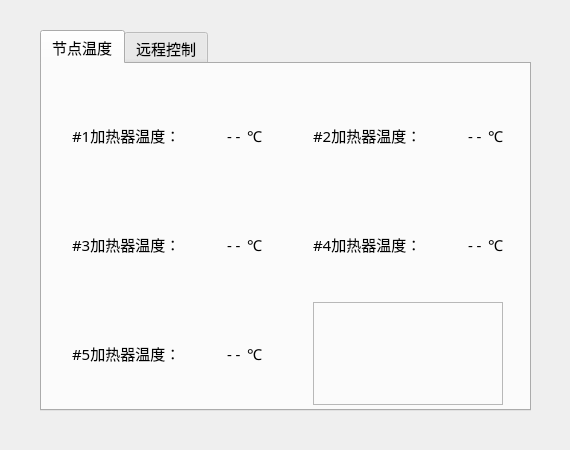
This is cheaterrealtimedata.ui in samier958/heaterClient as Qt 5 draws it before an edit. The edited form follows.
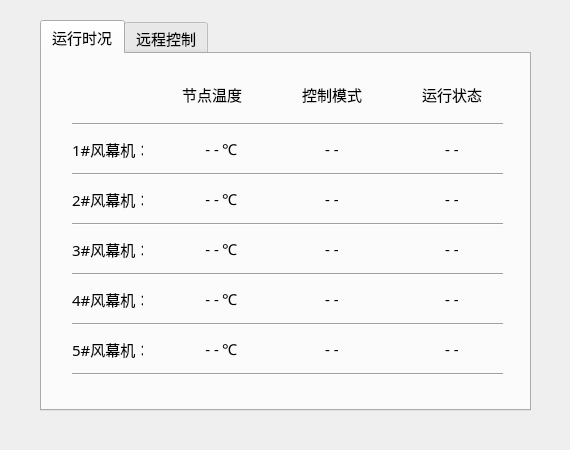
This is the edited form.

Commit message: Fix some bugs and modify form layout.

What changed in the file:
```diff
--- a/cheaterrealtimedata.ui
+++ b/cheaterrealtimedata.ui
@@ -17,9 +17,9 @@
    <property name="geometry">
     <rect>
      <x>40</x>
-     <y>30</y>
+     <y>20</y>
      <width>491</width>
-     <height>381</height>
+     <height>391</height>
     </rect>
    </property>
    <property name="font">
@@ -33,244 +33,503 @@
    </property>
    <widget class="QWidget" name="tab">
     <attribute name="title">
-     <string>节点温度</string>
+     <string>运行时况</string>
     </attribute>
-    <widget class="QWidget" name="layoutWidget">
+    <widget class="Line" name="line_5">
      <property name="geometry">
       <rect>
        <x>30</x>
-       <y>20</y>
+       <y>110</y>
        <width>431</width>
-       <height>321</height>
+       <height>20</height>
       </rect>
      </property>
-     <layout class="QHBoxLayout" name="horizontalLayout_7">
-      <item>
-       <layout class="QVBoxLayout" name="verticalLayout">
-        <item>
-         <layout class="QHBoxLayout" name="horizontalLayout">
-          <item>
-           <widget class="QLabel" name="label">
+     <property name="orientation">
+      <enum>Qt::Horizontal</enum>
+     </property>
+    </widget>
+    <widget class="Line" name="line_6">
+     <property name="geometry">
+      <rect>
+       <x>30</x>
+       <y>60</y>
+       <width>431</width>
+       <height>20</height>
+      </rect>
+     </property>
+     <property name="orientation">
+      <enum>Qt::Horizontal</enum>
+     </property>
+    </widget>
+    <widget class="QLabel" name="label_17">
+     <property name="geometry">
+      <rect>
+       <x>130</x>
+       <y>30</y>
+       <width>80</width>
+       <height>20</height>
+      </rect>
+     </property>
             <property name="text">
-             <string>#1加热器温度：</string>
-            </property>
-           </widget>
-          </item>
-          <item>
-           <spacer name="horizontalSpacer">
+      <string>节点温度</string>
+     </property>
+     <property name="alignment">
+      <set>Qt::AlignCenter</set>
+     </property>
+    </widget>
+    <widget class="QLabel" name="label_19">
+     <property name="geometry">
+      <rect>
+       <x>30</x>
+       <y>85</y>
+       <width>71</width>
+       <height>20</height>
+      </rect>
+     </property>
+     <property name="text">
+      <string>1#风幕机：</string>
+     </property>
+    </widget>
+    <widget class="QLabel" name="label_21">
+     <property name="geometry">
+      <rect>
+       <x>250</x>
+       <y>30</y>
+       <width>80</width>
+       <height>20</height>
+      </rect>
+     </property>
+     <property name="text">
+      <string>控制模式</string>
+     </property>
+     <property name="alignment">
+      <set>Qt::AlignCenter</set>
+     </property>
+    </widget>
+    <widget class="QLabel" name="label_23">
+     <property name="geometry">
+      <rect>
+       <x>370</x>
+       <y>30</y>
+       <width>80</width>
+       <height>20</height>
+      </rect>
+     </property>
+     <property name="text">
+      <string>运行状态</string>
+     </property>
+     <property name="alignment">
+      <set>Qt::AlignCenter</set>
+     </property>
+    </widget>
+    <widget class="Line" name="line_7">
+     <property name="geometry">
+      <rect>
+       <x>30</x>
+       <y>160</y>
+       <width>431</width>
+       <height>20</height>
+      </rect>
+     </property>
             <property name="orientation">
              <enum>Qt::Horizontal</enum>
             </property>
-            <property name="sizeHint" stdset="0">
-             <size>
-              <width>40</width>
+    </widget>
+    <widget class="Line" name="line_8">
+     <property name="geometry">
+      <rect>
+       <x>30</x>
+       <y>210</y>
+       <width>431</width>
               <height>20</height>
-             </size>
-            </property>
-           </spacer>
-          </item>
-          <item>
+      </rect>
+     </property>
+     <property name="orientation">
+      <enum>Qt::Horizontal</enum>
+     </property>
+    </widget>
+    <widget class="Line" name="line_9">
+     <property name="geometry">
+      <rect>
+       <x>30</x>
+       <y>260</y>
+       <width>431</width>
+       <height>20</height>
+      </rect>
+     </property>
+     <property name="orientation">
+      <enum>Qt::Horizontal</enum>
+     </property>
+    </widget>
+    <widget class="Line" name="line_10">
+     <property name="geometry">
+      <rect>
+       <x>30</x>
+       <y>310</y>
+       <width>431</width>
+       <height>20</height>
+      </rect>
+     </property>
+     <property name="orientation">
+      <enum>Qt::Horizontal</enum>
+     </property>
+    </widget>
+    <widget class="QLabel" name="label_25">
+     <property name="geometry">
+      <rect>
+       <x>30</x>
+       <y>285</y>
+       <width>71</width>
+       <height>20</height>
+      </rect>
+     </property>
+     <property name="text">
+      <string>5#风幕机：</string>
+     </property>
+    </widget>
+    <widget class="QLabel" name="label_27">
+     <property name="geometry">
+      <rect>
+       <x>30</x>
+       <y>235</y>
+       <width>71</width>
+       <height>20</height>
+      </rect>
+     </property>
+     <property name="text">
+      <string>4#风幕机：</string>
+     </property>
+    </widget>
+    <widget class="QLabel" name="label_29">
+     <property name="geometry">
+      <rect>
+       <x>30</x>
+       <y>185</y>
+       <width>71</width>
+       <height>20</height>
+      </rect>
+     </property>
+     <property name="text">
+      <string>3#风幕机：</string>
+     </property>
+    </widget>
+    <widget class="QLabel" name="label_31">
+     <property name="geometry">
+      <rect>
+       <x>30</x>
+       <y>135</y>
+       <width>71</width>
+       <height>20</height>
+      </rect>
+     </property>
+     <property name="text">
+      <string>2#风幕机：</string>
+     </property>
+    </widget>
            <widget class="QLabel" name="heaterTemp_1">
+     <property name="geometry">
+      <rect>
+       <x>145</x>
+       <y>85</y>
+       <width>32</width>
+       <height>20</height>
+      </rect>
+     </property>
             <property name="text">
              <string>- -</string>
             </property>
-           </widget>
-          </item>
-          <item>
+     <property name="alignment">
+      <set>Qt::AlignRight|Qt::AlignTrailing|Qt::AlignVCenter</set>
+     </property>
+    </widget>
            <widget class="QLabel" name="label_12">
+     <property name="geometry">
+      <rect>
+       <x>180</x>
+       <y>85</y>
+       <width>20</width>
+       <height>20</height>
+      </rect>
+     </property>
             <property name="text">
              <string>℃</string>
             </property>
            </widget>
-          </item>
-         </layout>
-        </item>
-        <item>
-         <layout class="QHBoxLayout" name="horizontalLayout_2">
-          <item>
-           <widget class="QLabel" name="label_3">
+    <widget class="QLabel" name="label_15">
+     <property name="geometry">
+      <rect>
+       <x>180</x>
+       <y>135</y>
+       <width>20</width>
+       <height>20</height>
+      </rect>
+     </property>
             <property name="text">
-             <string>#3加热器温度：</string>
-            </property>
-           </widget>
-          </item>
-          <item>
-           <spacer name="horizontalSpacer_2">
-            <property name="orientation">
-             <enum>Qt::Horizontal</enum>
-            </property>
-            <property name="sizeHint" stdset="0">
-             <size>
+      <string>℃</string>
+     </property>
+    </widget>
+    <widget class="QLabel" name="heaterTemp_2">
+     <property name="geometry">
+      <rect>
+       <x>145</x>
+       <y>135</y>
+       <width>32</width>
+       <height>20</height>
+      </rect>
+     </property>
+     <property name="text">
+      <string>- -</string>
+     </property>
+     <property name="alignment">
+      <set>Qt::AlignRight|Qt::AlignTrailing|Qt::AlignVCenter</set>
+     </property>
+    </widget>
+    <widget class="QLabel" name="controlMode_1">
+     <property name="geometry">
+      <rect>
+       <x>270</x>
+       <y>85</y>
               <width>40</width>
               <height>20</height>
-             </size>
-            </property>
-           </spacer>
-          </item>
-          <item>
-           <widget class="QLabel" name="heaterTemp_3">
+      </rect>
+     </property>
             <property name="text">
              <string>- -</string>
             </property>
-           </widget>
-          </item>
-          <item>
+     <property name="alignment">
+      <set>Qt::AlignCenter</set>
+     </property>
+    </widget>
+    <widget class="QLabel" name="runningStatus_1">
+     <property name="geometry">
+      <rect>
+       <x>390</x>
+       <y>85</y>
+       <width>40</width>
+       <height>20</height>
+      </rect>
+     </property>
+     <property name="text">
+      <string>- -</string>
+     </property>
+     <property name="alignment">
+      <set>Qt::AlignCenter</set>
+     </property>
+    </widget>
            <widget class="QLabel" name="label_13">
+     <property name="geometry">
+      <rect>
+       <x>180</x>
+       <y>185</y>
+       <width>20</width>
+       <height>20</height>
+      </rect>
+     </property>
             <property name="text">
              <string>℃</string>
             </property>
            </widget>
-          </item>
-         </layout>
-        </item>
-        <item>
-         <layout class="QHBoxLayout" name="horizontalLayout_3">
-          <item>
-           <widget class="QLabel" name="label_5">
+    <widget class="QLabel" name="heaterTemp_3">
+     <property name="geometry">
+      <rect>
+       <x>145</x>
+       <y>185</y>
+       <width>32</width>
+       <height>20</height>
+      </rect>
+     </property>
             <property name="text">
-             <string>#5加热器温度：</string>
-            </property>
-           </widget>
-          </item>
-          <item>
-           <spacer name="horizontalSpacer_3">
-            <property name="orientation">
-             <enum>Qt::Horizontal</enum>
-            </property>
-            <property name="sizeHint" stdset="0">
-             <size>
+      <string>- -</string>
+     </property>
+     <property name="alignment">
+      <set>Qt::AlignRight|Qt::AlignTrailing|Qt::AlignVCenter</set>
+     </property>
+    </widget>
+    <widget class="QLabel" name="controlMode_3">
+     <property name="geometry">
+      <rect>
+       <x>270</x>
+       <y>185</y>
+       <width>40</width>
+       <height>20</height>
+      </rect>
+     </property>
+     <property name="text">
+      <string>- -</string>
+     </property>
+     <property name="alignment">
+      <set>Qt::AlignCenter</set>
+     </property>
+    </widget>
+    <widget class="QLabel" name="runningStatus_3">
+     <property name="geometry">
+      <rect>
+       <x>390</x>
+       <y>185</y>
               <width>40</width>
               <height>20</height>
-             </size>
-            </property>
-           </spacer>
-          </item>
-          <item>
-           <widget class="QLabel" name="heaterTemp_5">
+      </rect>
+     </property>
             <property name="text">
              <string>- -</string>
             </property>
-           </widget>
-          </item>
-          <item>
+     <property name="alignment">
+      <set>Qt::AlignCenter</set>
+     </property>
+    </widget>
            <widget class="QLabel" name="label_14">
+     <property name="geometry">
+      <rect>
+       <x>180</x>
+       <y>285</y>
+       <width>20</width>
+       <height>20</height>
+      </rect>
+     </property>
             <property name="text">
              <string>℃</string>
             </property>
            </widget>
-          </item>
-         </layout>
-        </item>
-       </layout>
-      </item>
-      <item>
-       <spacer name="horizontalSpacer_7">
-        <property name="orientation">
-         <enum>Qt::Horizontal</enum>
-        </property>
-        <property name="sizeHint" stdset="0">
-         <size>
-          <width>40</width>
+    <widget class="QLabel" name="heaterTemp_5">
+     <property name="geometry">
+      <rect>
+       <x>145</x>
+       <y>285</y>
+       <width>32</width>
           <height>20</height>
-         </size>
-        </property>
-       </spacer>
-      </item>
-      <item>
-       <layout class="QVBoxLayout" name="verticalLayout_2">
-        <item>
-         <layout class="QHBoxLayout" name="horizontalLayout_4">
-          <item>
-           <widget class="QLabel" name="label_7">
+      </rect>
+     </property>
             <property name="text">
-             <string>#2加热器温度：</string>
-            </property>
-           </widget>
-          </item>
-          <item>
-           <spacer name="horizontalSpacer_4">
-            <property name="orientation">
-             <enum>Qt::Horizontal</enum>
-            </property>
-            <property name="sizeHint" stdset="0">
-             <size>
+      <string>- -</string>
+     </property>
+     <property name="alignment">
+      <set>Qt::AlignRight|Qt::AlignTrailing|Qt::AlignVCenter</set>
+     </property>
+    </widget>
+    <widget class="QLabel" name="controlMode_5">
+     <property name="geometry">
+      <rect>
+       <x>270</x>
+       <y>285</y>
               <width>40</width>
               <height>20</height>
-             </size>
-            </property>
-           </spacer>
-          </item>
-          <item>
-           <widget class="QLabel" name="heaterTemp_2">
+      </rect>
+     </property>
             <property name="text">
              <string>- -</string>
             </property>
-           </widget>
-          </item>
-          <item>
-           <widget class="QLabel" name="label_15">
+     <property name="alignment">
+      <set>Qt::AlignCenter</set>
+     </property>
+    </widget>
+    <widget class="QLabel" name="runningStatus_5">
+     <property name="geometry">
+      <rect>
+       <x>390</x>
+       <y>285</y>
+       <width>40</width>
+       <height>20</height>
+      </rect>
+     </property>
             <property name="text">
-             <string>℃</string>
-            </property>
-           </widget>
-          </item>
-         </layout>
-        </item>
-        <item>
-         <layout class="QHBoxLayout" name="horizontalLayout_5">
-          <item>
-           <widget class="QLabel" name="label_9">
+      <string>- -</string>
+     </property>
+     <property name="alignment">
+      <set>Qt::AlignCenter</set>
+     </property>
+    </widget>
+    <widget class="QLabel" name="controlMode_2">
+     <property name="geometry">
+      <rect>
+       <x>270</x>
+       <y>135</y>
+       <width>40</width>
+       <height>20</height>
+      </rect>
+     </property>
             <property name="text">
-             <string>#4加热器温度：</string>
-            </property>
-           </widget>
-          </item>
-          <item>
-           <spacer name="horizontalSpacer_5">
-            <property name="orientation">
-             <enum>Qt::Horizontal</enum>
-            </property>
-            <property name="sizeHint" stdset="0">
-             <size>
+      <string>- -</string>
+     </property>
+     <property name="alignment">
+      <set>Qt::AlignCenter</set>
+     </property>
+    </widget>
+    <widget class="QLabel" name="runningStatus_2">
+     <property name="geometry">
+      <rect>
+       <x>390</x>
+       <y>135</y>
               <width>40</width>
               <height>20</height>
-             </size>
-            </property>
-           </spacer>
-          </item>
-          <item>
-           <widget class="QLabel" name="heaterTemp_4">
+      </rect>
+     </property>
             <property name="text">
              <string>- -</string>
             </property>
-           </widget>
-          </item>
-          <item>
+     <property name="alignment">
+      <set>Qt::AlignCenter</set>
+     </property>
+    </widget>
            <widget class="QLabel" name="label_16">
+     <property name="geometry">
+      <rect>
+       <x>180</x>
+       <y>235</y>
+       <width>20</width>
+       <height>20</height>
+      </rect>
+     </property>
             <property name="text">
              <string>℃</string>
             </property>
            </widget>
-          </item>
-         </layout>
-        </item>
-        <item>
-         <layout class="QHBoxLayout" name="horizontalLayout_6">
-          <item>
-           <widget class="QFrame" name="frame">
-            <property name="frameShape">
-             <enum>QFrame::StyledPanel</enum>
-            </property>
-            <property name="frameShadow">
-             <enum>QFrame::Raised</enum>
-            </property>
-           </widget>
-          </item>
-         </layout>
-        </item>
-       </layout>
-      </item>
-     </layout>
+    <widget class="QLabel" name="heaterTemp_4">
+     <property name="geometry">
+      <rect>
+       <x>145</x>
+       <y>235</y>
+       <width>32</width>
+       <height>20</height>
+      </rect>
+     </property>
+     <property name="text">
+      <string>- -</string>
+     </property>
+     <property name="alignment">
+      <set>Qt::AlignRight|Qt::AlignTrailing|Qt::AlignVCenter</set>
+     </property>
+    </widget>
+    <widget class="QLabel" name="controlMode_4">
+     <property name="geometry">
+      <rect>
+       <x>270</x>
+       <y>235</y>
+       <width>40</width>
+       <height>20</height>
+      </rect>
+     </property>
+     <property name="text">
+      <string>- -</string>
+     </property>
+     <property name="alignment">
+      <set>Qt::AlignCenter</set>
+     </property>
+    </widget>
+    <widget class="QLabel" name="runningStatus_4">
+     <property name="geometry">
+      <rect>
+       <x>390</x>
+       <y>235</y>
+       <width>40</width>
+       <height>20</height>
+      </rect>
+     </property>
+     <property name="text">
+      <string>- -</string>
+     </property>
+     <property name="alignment">
+      <set>Qt::AlignCenter</set>
+     </property>
     </widget>
    </widget>
    <widget class="QWidget" name="tab_2">
```
Lines whose indentation alone changed are shown as unchanged. The commit also changes 11 other files.
